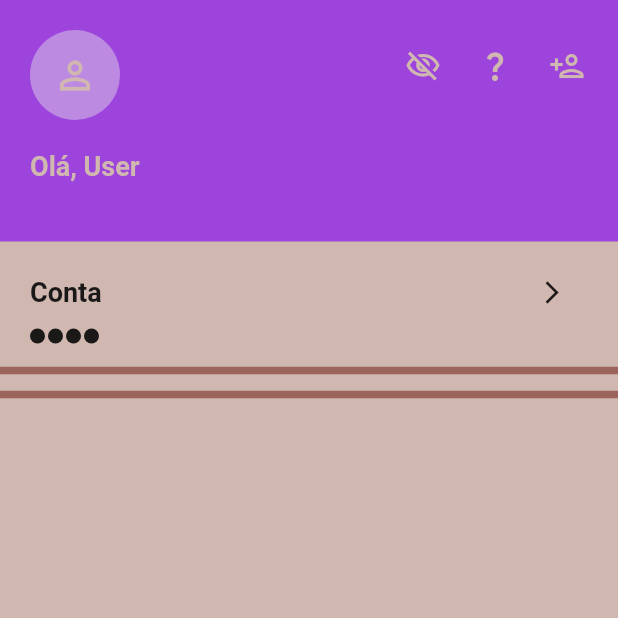
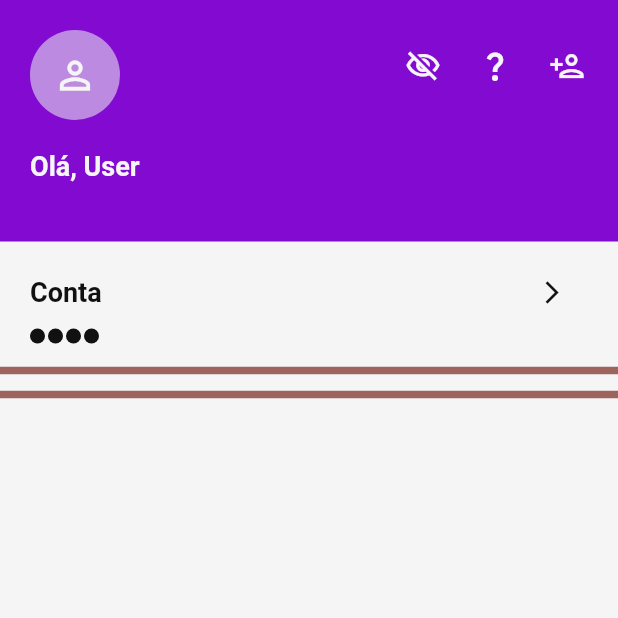
Before and after one commit to Luisz576/nubank-clone, a Flutter app: the screen it shows after launch, after a tap on "Login", on a phone screen of 412 x 824 dp, the top half of it. Run offline on Flutter 3.47's test engine with Material 2 defaults, Android fonts, the phone set to English and light mode, and no system bars; our stand-ins replace local_auth; accounts and stored records are empty.

Commit message:
Colors Update

```diff
--- a/nubank/lib/screens/auth_screen.dart
+++ b/nubank/lib/screens/auth_screen.dart
@@ -51,6 +51,7 @@ class _AuthScreenState extends State<AuthScreen> {
                 onPressed: _tryAuth,
                 icon: const Icon(Icons.install_mobile_rounded,
                   color: AppColors.whiteColor,
+                  size: 32,
                 )
               )
             ),
--- a/nubank/lib/services/api.dart
+++ b/nubank/lib/services/api.dart
@@ -19,7 +19,7 @@ class Api{
         automaticDebitActive: true,
         cardLimit: 200,
         invoice: 55,
-        totalCash: 400
+        totalCash: 400.2
       );
     }
     return null;
--- a/nubank/lib/utils/app_colors.dart
+++ b/nubank/lib/utils/app_colors.dart
@@ -2,10 +2,10 @@ import 'package:flutter/cupertino.dart';
 
 class AppColors{
   static const lightlightPurpleColor =  Color.fromRGBO(188, 138, 225, 1);
-  static const lightPurpleColor =  Color.fromRGBO(156, 68, 220, 1);
+  static const lightPurpleColor =  Color.fromRGBO(130, 10, 209, 1);
   static const purpleColor =  Color.fromRGBO(84, 59, 88, 1);
-  static const darkPurpleColor =  Color.fromRGBO(68, 44, 97, 1);
+  static const darkPurpleColor =  Color.fromRGBO(76, 6, 119, 1);
   static const lightOrangeColor =  Color.fromRGBO(156, 100, 92, 1);
-  static const whiteColor =  Color.fromRGBO(208, 183, 176, 1);
-  static const blackColor =  Color.fromARGB(255, 26, 25, 24);
+  static const whiteColor =  Color.fromRGBO(245, 245, 245, 1);
+  static const blackColor =  Color.fromRGBO(17, 17, 17, 1);
 }
--- a/nubank/lib/widgets/home/home_account_cash_and_options.dart
+++ b/nubank/lib/widgets/home/home_account_cash_and_options.dart
@@ -34,6 +34,7 @@ class HomeAccountCashAndOptions extends StatelessWidget {
                     onPressed: (){},
                     icon: const Icon(Icons.arrow_forward_ios,
                       size: 18,
+                      color: AppColors.blackColor,
                     )
                   ),
                 ),
```
